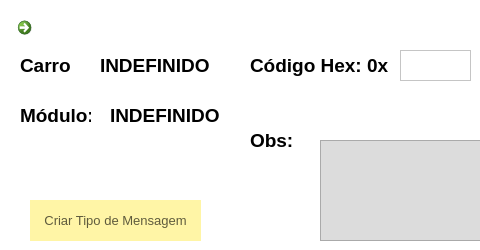
Qt form FSIPLeiria/criartipomensagem.ui (tatianascgil/Projeto_Informatico_Formula_Student_Barramento_CAN) before a commit; both pictures show x 0 to 480 and y 0 to 250 of the 700 by 250 pixel window.
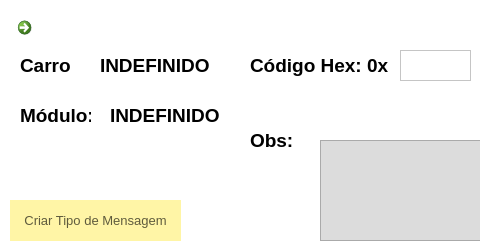
The same form after that commit. Icons and pictures are not drawn.

Diff of the .ui file:
```diff
--- a/FSIPLeiria/criartipomensagem.ui
+++ b/FSIPLeiria/criartipomensagem.ui
@@ -42,7 +42,7 @@
   <widget class="QPushButton" name="btnCriarTipoMensagem">
    <property name="geometry">
     <rect>
-     <x>30</x>
+     <x>10</x>
      <y>200</y>
      <width>171</width>
      <height>41</height>
```
